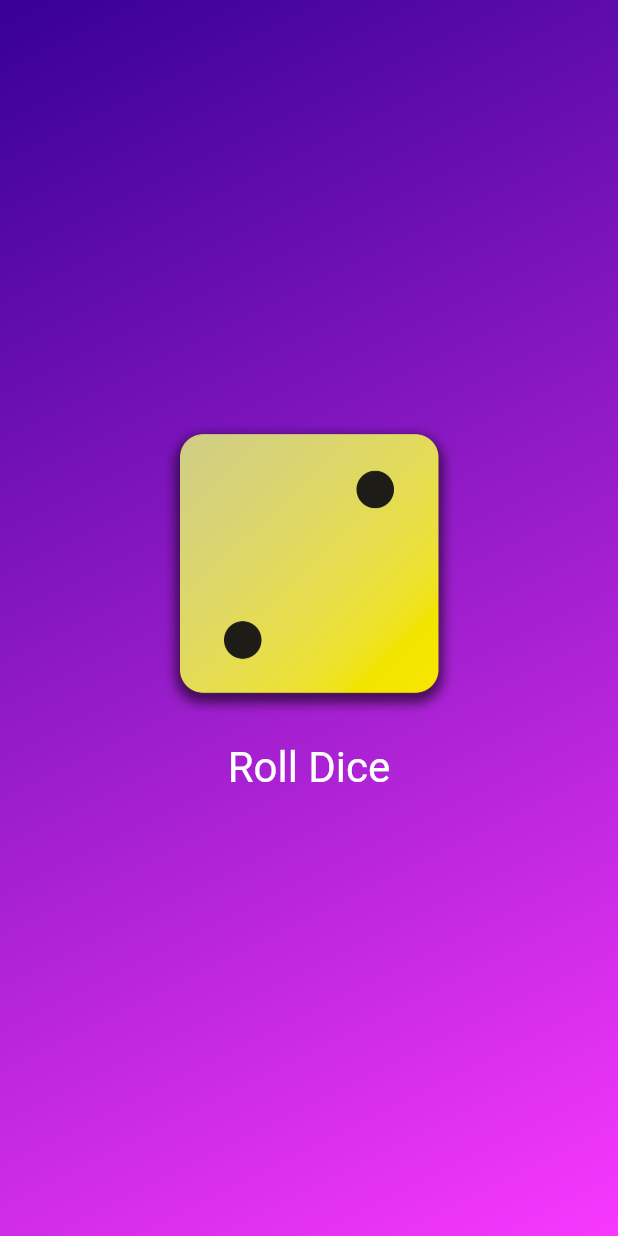
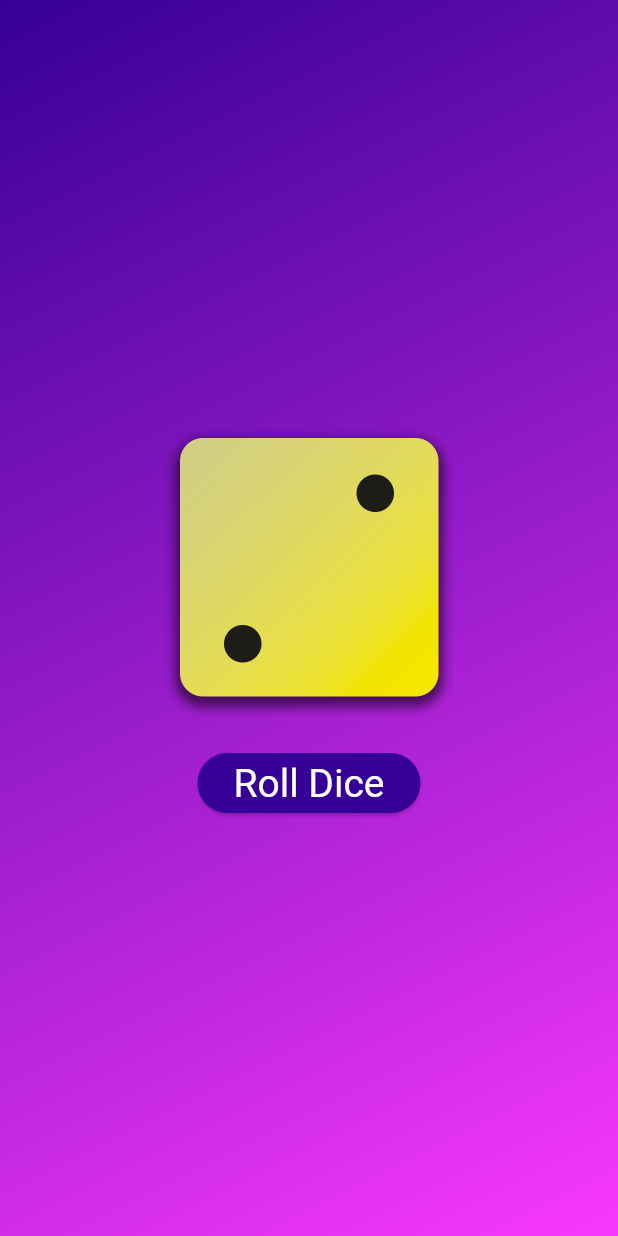
Before and after one commit to jhnnyk/dice_roller, a Flutter app: the screen it shows after launch, on a phone screen of 412 x 824 dp. Run offline on Flutter 3.47's test engine with Material 3 defaults, Android fonts, the phone set to English and light mode, and no system bars.

Commit message:
switch to ElevatedButton (because I like it better)

```diff
--- a/lib/gradient_container.dart
+++ b/lib/gradient_container.dart
@@ -27,13 +27,14 @@ class GradientContainer extends StatelessWidget {
               'assets/images/dice-2.png',
               width: 200,
             ),
-            TextButton(
+            const SizedBox(height: 20),
+            ElevatedButton(
+              style: ElevatedButton.styleFrom(
+                backgroundColor: const Color.fromARGB(255, 55, 0, 150),
+                foregroundColor: Colors.white,
+                textStyle: const TextStyle(fontSize: 26),
+              ),
               onPressed: rollDice,
-              style: TextButton.styleFrom(
-                padding: const EdgeInsets.all(20),
-                foregroundColor: Colors.white,
-                textStyle: const TextStyle(fontSize: 28),
-              ),
               child: const Text('Roll Dice'),
             )
           ],
```
